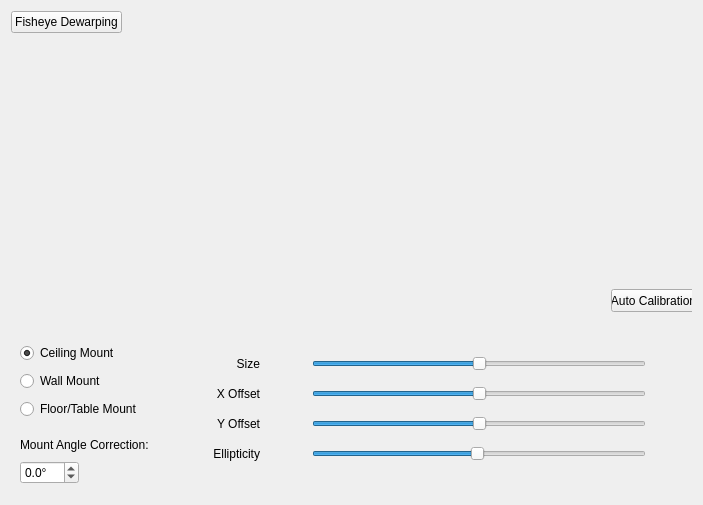
Above: vms/client/nx_vms_client_desktop/src/nx/vms/client/desktop/resource_properties/fisheye/fisheye_settings_widget.ui from networkoptix/nx_open before the change. Below: the same form after it.
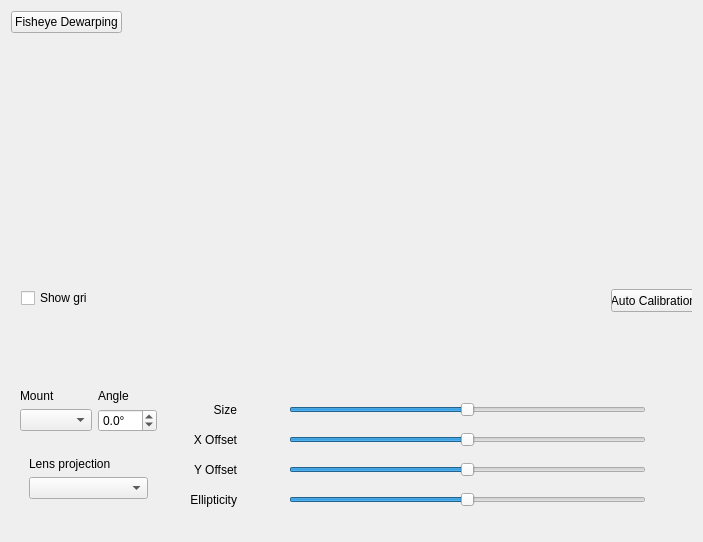
That is the form after the change. Custom widgets are drawn as their Qt base class.

Commit message: VMS-18585: Fisheye Lens Projections

What changed in the file:
```diff
--- a/vms/client/nx_vms_client_desktop/src/nx/vms/client/desktop/resource_properties/fisheye/fisheye_settings_widget.ui
+++ b/vms/client/nx_vms_client_desktop/src/nx/vms/client/desktop/resource_properties/fisheye/fisheye_settings_widget.ui
@@ -7,7 +7,7 @@
     <x>0</x>
     <y>0</y>
     <width>703</width>
-    <height>505</height>
+    <height>542</height>
    </rect>
   </property>
   <property name="windowTitle">
@@ -59,54 +59,71 @@
        <string>Auto Calibration</string>
       </property>
      </widget>
+     <widget class="QCheckBox" name="showGridCheckBox">
+      <property name="geometry">
+       <rect>
+        <x>10</x>
+        <y>240</y>
+        <width>67</width>
+        <height>18</height>
+       </rect>
+      </property>
+      <property name="sizePolicy">
+       <sizepolicy hsizetype="Fixed" vsizetype="Fixed">
+        <horstretch>0</horstretch>
+        <verstretch>0</verstretch>
+       </sizepolicy>
+      </property>
+      <property name="text">
+       <string>Show grid</string>
+      </property>
+     </widget>
     </widget>
    </item>
    <item>
     <widget class="QWidget" name="settingsWidget" native="true">
-     <layout class="QHBoxLayout" name="horizontalLayout_3" stretch="1,3">
+     <layout class="QHBoxLayout" name="horizontalLayout_3" stretch="0,3">
       <property name="spacing">
        <number>24</number>
       </property>
       <item>
-       <layout class="QVBoxLayout" name="verticalLayout_2">
+       <widget class="QWidget" name="leftPane" native="true">
+        <property name="sizePolicy">
+         <sizepolicy hsizetype="Fixed" vsizetype="Preferred">
+          <horstretch>0</horstretch>
+          <verstretch>0</verstretch>
+         </sizepolicy>
+        </property>
+        <layout class="QVBoxLayout" name="verticalLayout_4">
         <property name="spacing">
-         <number>8</number>
-        </property>
-        <item>
-         <widget class="QRadioButton" name="viewDownButton">
-          <property name="text">
-           <string>Ceiling Mount</string>
-          </property>
-          <property name="checked">
-           <bool>true</bool>
-          </property>
-         </widget>
-        </item>
-        <item>
-         <widget class="QRadioButton" name="horizontalRadioButton">
-          <property name="text">
-           <string>Wall Mount</string>
-          </property>
-          <property name="checked">
-           <bool>false</bool>
-          </property>
-         </widget>
-        </item>
+          <number>16</number>
+         </property>
+         <property name="leftMargin">
+          <number>0</number>
+         </property>
+         <property name="topMargin">
+          <number>0</number>
+         </property>
+         <property name="rightMargin">
+          <number>0</number>
+         </property>
+         <property name="bottomMargin">
+          <number>0</number>
+         </property>
         <item>
-         <widget class="QRadioButton" name="viewUpButton">
-          <property name="text">
-           <string>Floor/Table Mount</string>
-          </property>
-         </widget>
-        </item>
-        <item>
-         <widget class="QWidget" name="widget_3" native="true">
-          <layout class="QVBoxLayout" name="verticalLayout_5">
+          <widget class="QWidget" name="widget1" native="true">
+           <property name="sizePolicy">
+            <sizepolicy hsizetype="Fixed" vsizetype="Fixed">
+             <horstretch>0</horstretch>
+             <verstretch>0</verstretch>
+            </sizepolicy>
+           </property>
+           <layout class="QGridLayout" name="gridLayout_2" rowstretch="1,0">
            <property name="leftMargin">
             <number>0</number>
            </property>
            <property name="topMargin">
-            <number>8</number>
+             <number>0</number>
            </property>
            <property name="rightMargin">
             <number>0</number>
@@ -114,43 +131,24 @@
            <property name="bottomMargin">
             <number>0</number>
            </property>
-           <item>
-            <layout class="QHBoxLayout" name="angleCorrectionLayout" stretch="0,0,1">
-             <property name="spacing">
-              <number>4</number>
-             </property>
-             <item>
-              <widget class="QLabel" name="label">
+            <item row="0" column="0">
+             <widget class="QLabel" name="mountLabel">
+              <property name="text">
+               <string>Mount</string>
+              </property>
+             </widget>
+            </item>
+            <item row="1" column="0">
+             <widget class="QComboBox" name="mountComboBox">
                <property name="sizePolicy">
-                <sizepolicy hsizetype="Preferred" vsizetype="Preferred">
+               <sizepolicy hsizetype="MinimumExpanding" vsizetype="Fixed">
                  <horstretch>0</horstretch>
                  <verstretch>0</verstretch>
                 </sizepolicy>
                </property>
-               <property name="text">
-                <string>Mount Angle Correction:</string>
-               </property>
-              </widget>
-             </item>
-             <item>
-              <widget class="nx::vms::client::desktop::HintButton" name="angleCorrectionHint" native="true"/>
-             </item>
-             <item>
-              <spacer name="horizontalSpacer_2">
-               <property name="orientation">
-                <enum>Qt::Horizontal</enum>
-               </property>
-               <property name="sizeHint" stdset="0">
-                <size>
-                 <width>40</width>
-                 <height>20</height>
-                </size>
-               </property>
-              </spacer>
-             </item>
-            </layout>
-           </item>
-           <item>
+             </widget>
+            </item>
+            <item row="1" column="1">
             <widget class="QDoubleSpinBox" name="angleSpinBox">
              <property name="sizePolicy">
               <sizepolicy hsizetype="Fixed" vsizetype="Fixed">
@@ -172,6 +170,57 @@
              </property>
             </widget>
            </item>
+            <item row="0" column="1">
+             <widget class="nx::vms::client::desktop::LabelWithHint" name="angleLabel">
+              <property name="sizePolicy">
+               <sizepolicy hsizetype="Preferred" vsizetype="Preferred">
+                <horstretch>0</horstretch>
+                <verstretch>0</verstretch>
+               </sizepolicy>
+              </property>
+              <property name="text">
+               <string>Angle</string>
+              </property>
+             </widget>
+            </item>
+           </layout>
+          </widget>
+         </item>
+         <item>
+          <widget class="QWidget" name="widget2" native="true">
+           <property name="sizePolicy">
+            <sizepolicy hsizetype="Preferred" vsizetype="Fixed">
+             <horstretch>0</horstretch>
+             <verstretch>0</verstretch>
+            </sizepolicy>
+           </property>
+           <layout class="QVBoxLayout" name="verticalLayout_3">
+            <item>
+             <widget class="QLabel" name="projectionLabel">
+              <property name="sizePolicy">
+               <sizepolicy hsizetype="Fixed" vsizetype="Preferred">
+                <horstretch>0</horstretch>
+                <verstretch>0</verstretch>
+               </sizepolicy>
+              </property>
+              <property name="text">
+               <string>Lens projection</string>
+              </property>
+             </widget>
+            </item>
+            <item>
+             <widget class="QComboBox" name="projectionComboBox">
+              <property name="sizePolicy">
+               <sizepolicy hsizetype="MinimumExpanding" vsizetype="Fixed">
+                <horstretch>0</horstretch>
+                <verstretch>0</verstretch>
+               </sizepolicy>
+              </property>
+             </widget>
+            </item>
+           </layout>
+          </widget>
+         </item>
            <item>
             <spacer name="verticalSpacer_2">
              <property name="orientation">
@@ -188,8 +237,6 @@
           </layout>
          </widget>
         </item>
-       </layout>
-      </item>
       <item>
        <widget class="QWidget" name="widget_2" native="true">
         <layout class="QGridLayout" name="gridLayout">
@@ -277,10 +324,16 @@
             </size>
            </property>
            <property name="maximum">
+            <number>1000</number>
+           </property>
+           <property name="singleStep">
+            <number>10</number>
+           </property>
+           <property name="pageStep">
             <number>100</number>
            </property>
            <property name="value">
-            <number>50</number>
+            <number>500</number>
            </property>
            <property name="orientation">
             <enum>Qt::Horizontal</enum>
@@ -316,10 +369,16 @@
             </size>
            </property>
            <property name="maximum">
+            <number>1000</number>
+           </property>
+           <property name="singleStep">
+            <number>10</number>
+           </property>
+           <property name="pageStep">
             <number>100</number>
            </property>
            <property name="value">
-            <number>50</number>
+            <number>500</number>
            </property>
            <property name="orientation">
             <enum>Qt::Horizontal</enum>
@@ -335,13 +394,19 @@
             </size>
            </property>
            <property name="minimum">
-            <number>25</number>
+            <number>250</number>
            </property>
            <property name="maximum">
-            <number>75</number>
+            <number>750</number>
+           </property>
+           <property name="singleStep">
+            <number>10</number>
+           </property>
+           <property name="pageStep">
+            <number>100</number>
            </property>
            <property name="value">
-            <number>50</number>
+            <number>500</number>
            </property>
            <property name="orientation">
             <enum>Qt::Horizontal</enum>
@@ -416,10 +481,16 @@
             <number>1</number>
            </property>
            <property name="maximum">
+            <number>1000</number>
+           </property>
+           <property name="singleStep">
+            <number>10</number>
+           </property>
+           <property name="pageStep">
             <number>100</number>
            </property>
            <property name="value">
-            <number>50</number>
+            <number>500</number>
            </property>
            <property name="orientation">
             <enum>Qt::Horizontal</enum>
@@ -599,9 +670,9 @@
    <container>1</container>
   </customwidget>
   <customwidget>
-   <class>nx::vms::client::desktop::HintButton</class>
-   <extends>QWidget</extends>
-   <header location="global">nx/vms/client/desktop/common/widgets/hint_button.h</header>
+   <class>nx::vms::client::desktop::LabelWithHint</class>
+   <extends>QLabel</extends>
+   <header location="global">nx/vms/client/desktop/common/widgets/widget_with_hint.h</header>
   </customwidget>
  </customwidgets>
  <tabstops>
```
Left out of the diff: 18 changed lines with no effect on the pictures. Lines whose indentation alone changed are shown as unchanged. The commit also changes 15 other files.
